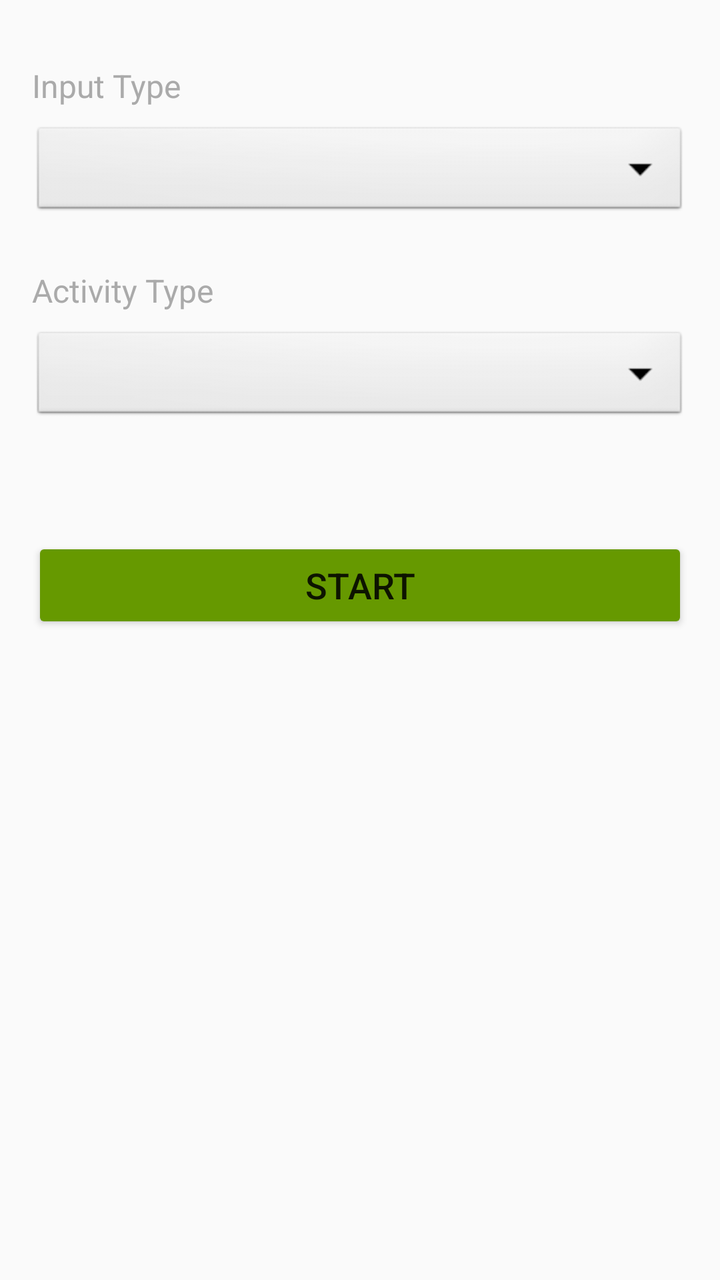
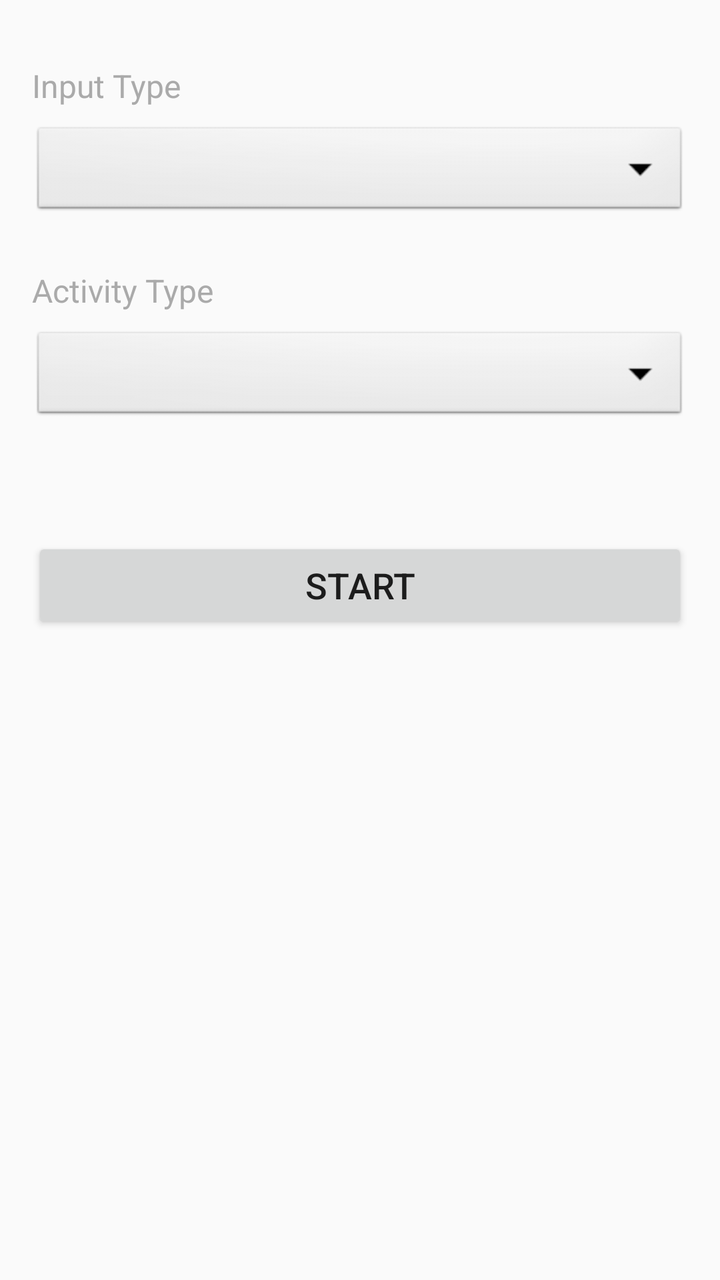

Two renders of the same Android screen: before a commit and after it. Below are the layout's source before the change and the commit's diff.
<!-- AndroidManifest.xml: application theme Theme.Kunlong_He_MyRuns2 -->
<!-- res/layout/fragment_start.xml -->
<LinearLayout xmlns:android="http://schemas.android.com/apk/res/android"
    xmlns:tools="http://schemas.android.com/tools"
    android:layout_width="match_parent"
    android:layout_height="match_parent"
    android:orientation="vertical"
    android:padding="16dp">

    <TextView
        android:layout_width="match_parent"
        android:layout_height="wrap_content"
        android:text="Input Type"
        android:textSize="16sp"
        android:textColor="@android:color/darker_gray"
        android:layout_marginTop="16dp"
        android:layout_marginBottom="8dp" />

    <Spinner
        android:id="@+id/spinner_input_type"
        android:layout_width="match_parent"
        android:layout_height="wrap_content"
        android:layout_marginBottom="24dp"
        android:spinnerMode="dropdown"
        android:background="@android:drawable/btn_dropdown" />

    <TextView
        android:layout_width="match_parent"
        android:layout_height="wrap_content"
        android:text="Activity Type"
        android:textSize="16sp"
        android:textColor="@android:color/darker_gray"
        android:layout_marginBottom="8dp" />

    <Spinner
        android:id="@+id/spinner_activity_type"
        android:layout_width="match_parent"
        android:layout_height="wrap_content"
        android:layout_marginBottom="24dp"
        android:spinnerMode="dropdown"
        android:background="@android:drawable/btn_dropdown" />

    <Button
        android:id="@+id/button_start"
        android:layout_width="match_parent"
        android:layout_height="wrap_content"
        android:text="Start"
        android:textSize="18sp"
        android:layout_marginTop="32dp"
        android:backgroundTint="@android:color/holo_green_dark" />

</LinearLayout>
<!-- resources referenced by this layout -->
<resources>
  <style name="Theme.Kunlong_He_MyRuns2" parent="Theme.AppCompat.Light.DarkActionBar">
          <item name="colorPrimary">@color/gray_500</item>
          <item name="colorPrimaryDark">@color/gray_700</item>
          <item name="colorAccent">@color/teal_200</item>
      </style>
  <color name="gray_500">#FF607D8B</color>
  <color name="gray_700">#FF455A64</color>
  <color name="teal_200">#FF03DAC5</color>
</resources>

<!-- the commit's change to res/layout/fragment_start.xml (unified diff, before → after) -->
@@ -44,7 +44,6 @@
         android:layout_height="wrap_content"
         android:text="Start"
         android:textSize="18sp"
-        android:layout_marginTop="32dp"
-        android:backgroundTint="@android:color/holo_green_dark" />
+        android:layout_marginTop="32dp" />
 
 </LinearLayout>
